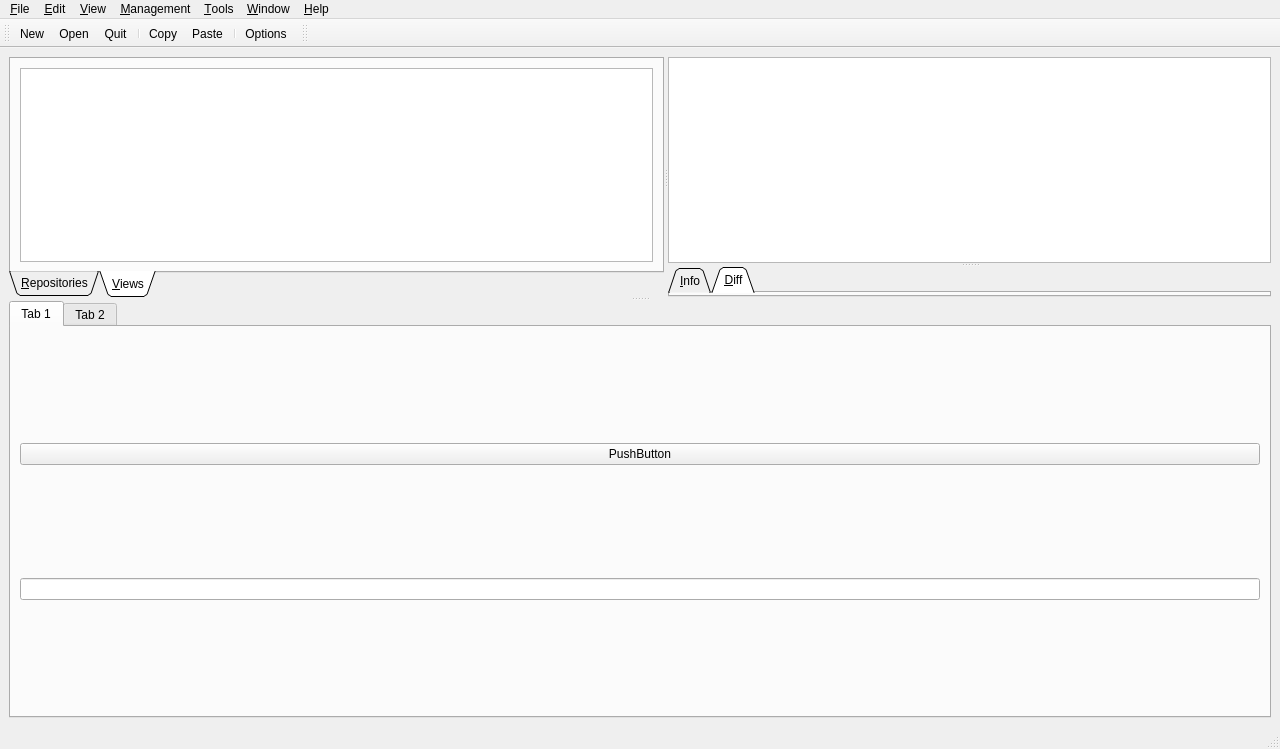
Before: the Qt Designer form ui/mainwindow.ui in bainonline/teamgit, drawn with Qt 5.
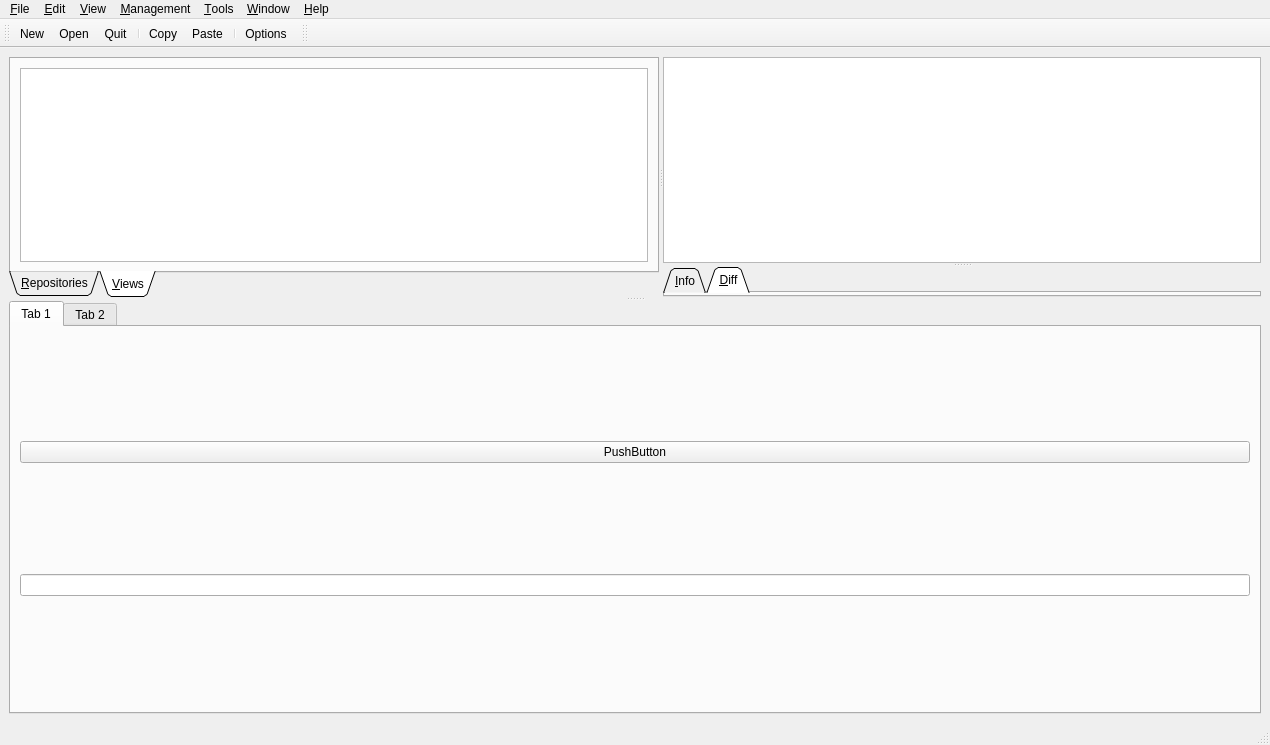
After: the same form once the commit is applied.

Diff of the .ui file:
```diff
--- a/ui/mainwindow.ui
+++ b/ui/mainwindow.ui
@@ -5,8 +5,8 @@
    <rect>
     <x>0</x>
     <y>0</y>
-    <width>1280</width>
-    <height>749</height>
+    <width>1270</width>
+    <height>745</height>
    </rect>
   </property>
   <property name="windowTitle" >
@@ -77,6 +77,9 @@
            <verstretch>1</verstretch>
           </sizepolicy>
          </property>
+         <property name="rootIsDecorated" >
+          <bool>false</bool>
+         </property>
         </widget>
         <widget class="QSplitter" name="horizontalSplitter2" >
          <property name="orientation" >
@@ -185,8 +188,8 @@
     <rect>
      <x>0</x>
      <y>0</y>
-     <width>1280</width>
-     <height>26</height>
+     <width>1270</width>
+     <height>30</height>
     </rect>
    </property>
    <widget class="QMenu" name="menuFile" >
```
